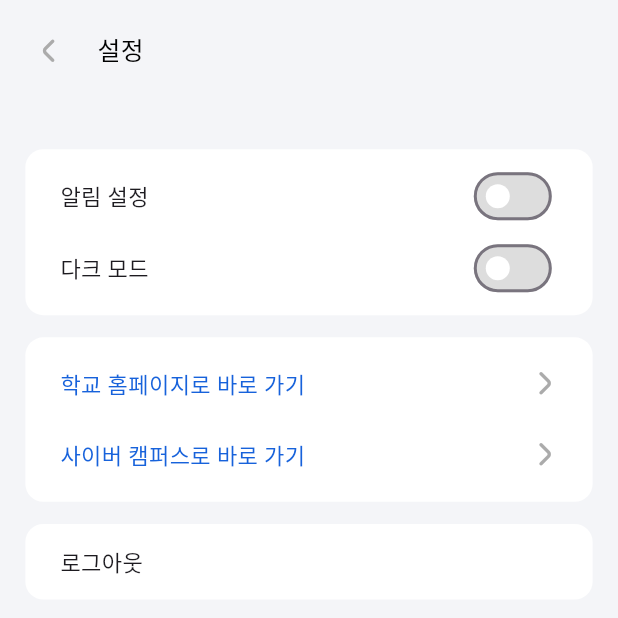
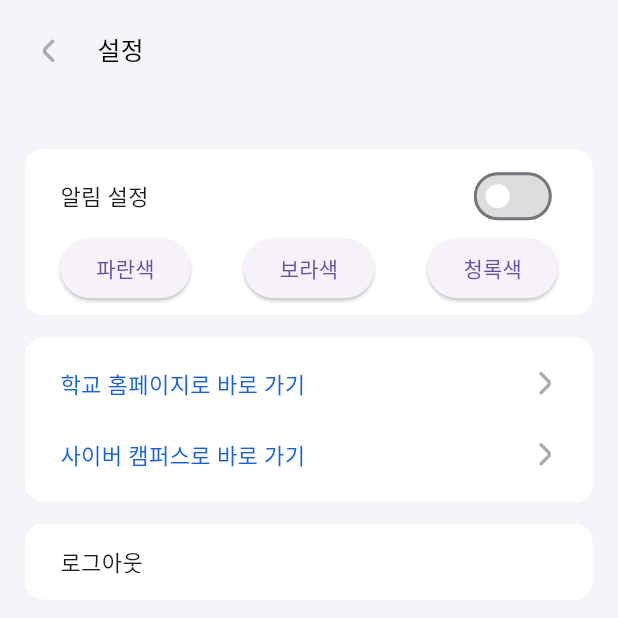
Before and after one commit to AIIA-GCU/meta-gachon-app, a Flutter app: the SettingPage screen opened directly, on a phone screen of 412 x 824 dp, the top half of it. Run offline on Flutter 3.47's test engine with Material 3 defaults, Android fonts, the light colour scheme and no system bars; our stand-ins replace camera, dropdown_button2, go_router, package_info_plus, shared_preferences; missing offline and left inert: linked_scroll_controller, qr_code_scanner; accounts and stored records are empty; Roboto replaces fonts that are missing (Ko).

Commit message:
버튼 색상 변경 완료

```diff
--- a/lib/config/variable.dart
+++ b/lib/config/variable.dart
@@ -10,6 +10,22 @@ import 'dart:async';
 import 'package:flutter/material.dart';
 import 'package:intl/intl.dart';
 import 'package:camera/camera.dart';
+
+class SelectTheme {
+  static String theme = 'blue';
+
+  static void changeblue() {
+    theme = "blue";
+  }
+
+  static void changepurple() {
+    theme = "purple";
+  }
+
+  static void changeblue_green() {
+    theme = "blue-green";
+  }
+}
 
 /// 비율
 late Size ratio;
@@ -29,8 +45,24 @@ const String BARCODE = "12016091019242582042";
 class MGcolor {
   MGcolor._();
 
+  static Color get brand_orig {
+    return SelectTheme.theme == "blue"
+        ? Color(0xFF1762DB)
+        : SelectTheme.theme == "purple"
+            ? Color(0xFF5C30D9)
+            : Color(0xFF0097C6);
+  }
+
+  static Color get btn_active {
+    return SelectTheme.theme == "blue"
+        ? Color(0xFF1762DB)
+        : SelectTheme.theme == "purple"
+            ? Color(0xFF5C30D9)
+            : Color(0xFF0097C6);
+  }
+
   static const Color brand_deep = Color(0xFF0B3199);
-  static const Color brand_orig = Color(0xFF1762DB);
+  // static Color brand_orig = SelectTheme.theme == "blue" ? Color(0xFF1762DB) : SelectTheme.theme == "purple" ? Color(0xFF5C30D9) : Color(0xFF0097C6);
   static const Color brand_light = Color(0xFF4AB6F2);
 
   static const Color system_error = Color(0xFFE03616);
@@ -46,7 +78,7 @@ class MGcolor {
   static const Color base8 = Color(0xFFE7E7E7);
   static const Color base9 = Color(0xFFF4F5F8);
 
-  static const Color btn_active = Color(0xFF1762DB);
+  // static Color btn_active = SelectTheme.theme == "blue" ? Color(0xFF1762DB) : SelectTheme.theme == "purple" ? Color(0xFF5C30D9) : Color(0xFF0097C6);
   static const Color btn_inactive = Color(0xFFE3EDFD);
 }
 
--- a/lib/pages/setting_page.dart
+++ b/lib/pages/setting_page.dart
@@ -79,8 +79,6 @@ class _SettingPageState extends State<SettingPage> {
                     ]
                   )
                 ),
-
-                /// 다크 모드
                 TileButton(
                     padding: EdgeInsets.symmetric(
                       // vertical: ratio.height * 10,
@@ -90,20 +88,57 @@ class _SettingPageState extends State<SettingPage> {
                         mainAxisSize: MainAxisSize.max,
                         mainAxisAlignment: MainAxisAlignment.spaceBetween,
                         children: [
-                          Text('다크 모드', style: KR.subtitle4),
-                          Switch(
-                              value: _temp2,
-                              activeColor: Colors.white,
-                              activeTrackColor: MGcolor.btn_active,
-                              inactiveTrackColor: MGcolor.base6,
-                              inactiveThumbColor: Colors.white,
-                              onChanged: (val) {
-                                setState(() => _temp2 = val);
-                              }
-                          )
+                          ElevatedButton(
+                            onPressed: (){
+                              setState(() {
+                                SelectTheme.changeblue();
+                              });
+                            },
+                            child: Text('파란색'),
+                          ),
+                          ElevatedButton(
+                            onPressed: (){
+                              setState(() {
+                                SelectTheme.changepurple();
+                              });
+                            },
+                            child: Text('보라색'),
+                          ),
+                          ElevatedButton(
+                            onPressed: (){
+                              setState(() {
+                                SelectTheme.changeblue_green();
+                              });
+                            },
+                            child: Text('청록색'),
+                          ),
                         ]
                     )
                 ),
+                /// 다크 모드
+                // TileButton(
+                //     padding: EdgeInsets.symmetric(
+                //       // vertical: ratio.height * 10,
+                //         horizontal: ratio.width * 22
+                //     ),
+                //     child: Row(
+                //         mainAxisSize: MainAxisSize.max,
+                //         mainAxisAlignment: MainAxisAlignment.spaceBetween,
+                //         children: [
+                //           Text('다크 모드', style: KR.subtitle4),
+                //           Switch(
+                //               value: _temp2,
+                //               activeColor: Colors.white,
+                //               activeTrackColor: MGcolor.btn_active,
+                //               inactiveTrackColor: MGcolor.base6,
+                //               inactiveThumbColor: Colors.white,
+                //               onChanged: (val) {
+                //                 setState(() => _temp2 = val);
+                //               }
+                //           )
+                //         ]
+                //     )
+                // ),
               ]),
               TileButtonCard(items: [
                 /// 학교 홈페이지로 바로 가기
```
